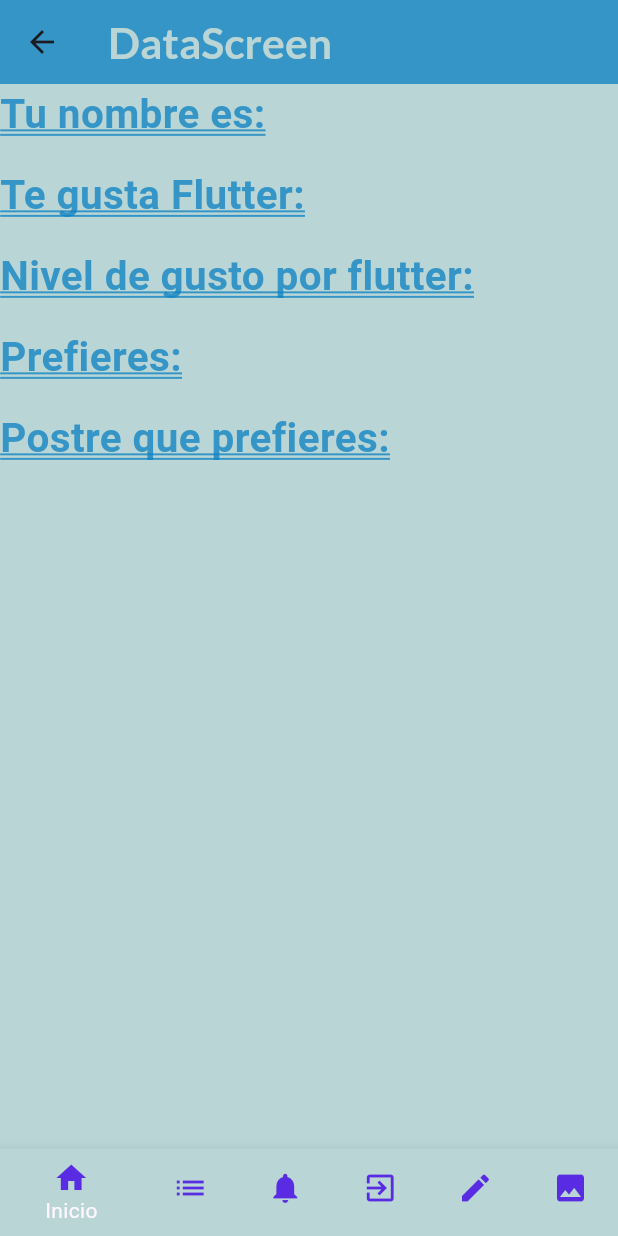
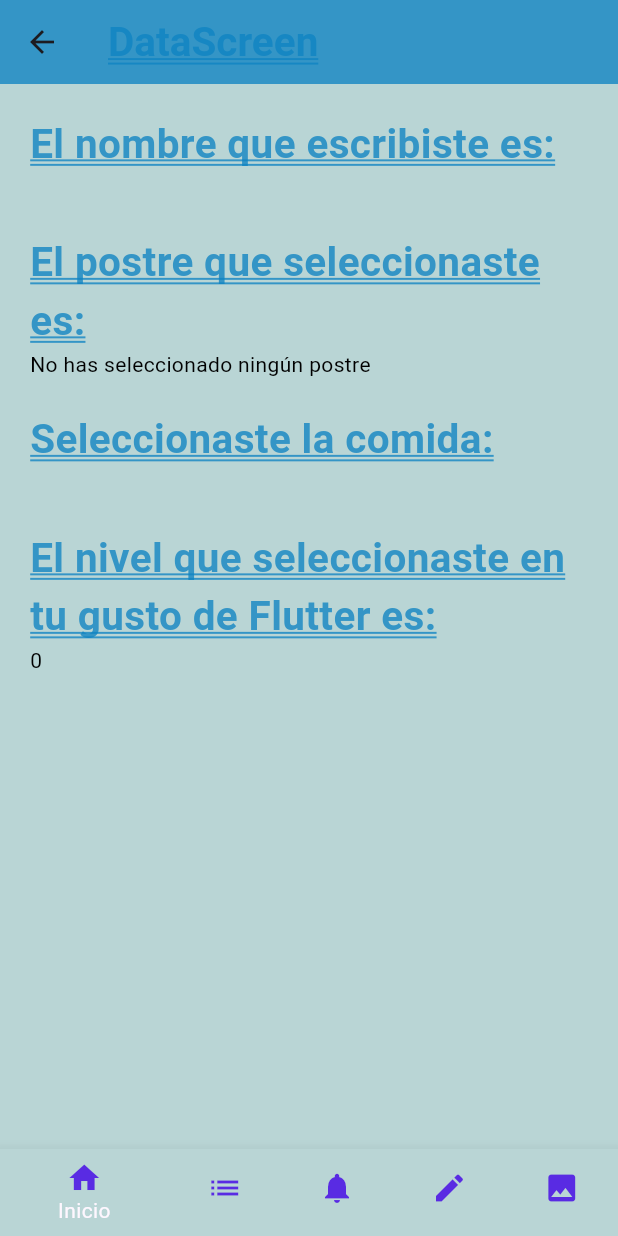
Before and after one commit to MarielBaezSanchez/componentes_flutter5a, a Flutter app: the DataScreen screen opened directly with empty values, on a phone screen of 412 x 824 dp. Run offline on Flutter 3.47's test engine with Material 3 defaults, Android fonts, the phone set to English and light mode, and no system bars; our stand-ins replace google_fonts; Roboto replaces fonts that are missing (Gabriela).

```diff
--- a/lib/screens/data_screen.dart
+++ b/lib/screens/data_screen.dart
@@ -1,19 +1,18 @@
 import 'package:flutter/material.dart';
 import 'package:practica3/models/data.dart';
+import 'package:practica3/screens/notification.dart';
+import 'package:practica3/theme/app_theme.dart';
 import 'package:practica3/screens/home_screen.dart';
-import 'package:practica3/screens/images_screen.dart';
 import 'package:practica3/screens/infinite_list.dart';
 import 'package:practica3/screens/inputs.dart';
-import 'package:practica3/screens/notification.dart';
-import 'package:practica3/theme/app_theme.dart';
+import 'package:practica3/screens/images_screen.dart';
 
 class DataScreen extends StatefulWidget {
   final Data datos;
-  const DataScreen({super.key, required this.datos});
+  const DataScreen({Key? key, required this.datos}) : super(key: key);
 
   @override
-  // ignore: library_private_types_in_public_api
-  _DataScreenState createState() => _DataScreenState();
+  State<DataScreen> createState() => _DataScreenState();
 }
 
 class _DataScreenState extends State<DataScreen> {
@@ -21,50 +20,74 @@ class _DataScreenState extends State<DataScreen> {
 
   @override
   Widget build(BuildContext context) {
+    String? respuesta;
+    if (widget.datos.pastel == true) {
+      respuesta = 'Te gusta el pastel';
+    } else if (widget.datos.helado == true) {
+      respuesta = 'Te gusta el helado';
+    } else if (widget.datos.chocoflan == true) {
+      respuesta = 'Te gusta el chocoflan';
+    } else {
+      respuesta = 'No has seleccionado ningún postre';
+    }
+
     return Scaffold(
       appBar: AppBar(
-        title: const Text('DataScreen'),
-      ),
-      body: Column(
-        crossAxisAlignment:
-            CrossAxisAlignment.start, // Alinie los widgets al inicio
-        children: [
-          Text(
-            "Tu nombre es: ",
+        title: Text(
+          'DataScreen',
           style: AppTheme.lightTheme.textTheme.headlineLarge,
         ),
-          const SizedBox(
-            height: 15,
+      ),
+      body: Padding(
+        padding: const EdgeInsets.all(20.0),
+        child: Column(
+          crossAxisAlignment: CrossAxisAlignment.start,
+          children: <Widget>[
+            Text(
+              'El nombre que escribiste es: ',
+              style: AppTheme.lightTheme.textTheme.headlineLarge,
+              textAlign: TextAlign.left,
             ),
             Text(
-            "Te gusta Flutter: ",
+              widget.datos.nombre ?? 'No proporcionado',
+              textAlign: TextAlign.left,
+              style: const TextStyle(color: AppTheme.secondaryColor),
+            ),
+            const SizedBox(height: 20),
+            Text(
+              'El postre que seleccionaste es: ',
               style: AppTheme.lightTheme.textTheme.headlineLarge,
-          ),
-          const SizedBox(
-            height: 15,
+              textAlign: TextAlign.left,
             ),
             Text(
-            "Nivel de gusto por flutter: ",
+              respuesta,
+              textAlign: TextAlign.left,
+              style: const TextStyle(color: AppTheme.secondaryColor),
+            ),
+            const SizedBox(height: 20),
+            Text(
+              'Seleccionaste la comida: ',
               style: AppTheme.lightTheme.textTheme.headlineLarge,
-          ),
-          const SizedBox(
-            height: 15,
+              textAlign: TextAlign.left,
             ),
             Text(
-            "Prefieres: ",
+              widget.datos.comida ?? 'No proporcionado',
+              textAlign: TextAlign.left,
+              style: const TextStyle(color: AppTheme.secondaryColor),
+            ),
+            const SizedBox(height: 20),
+            Text(
+              'El nivel que seleccionaste en tu gusto de Flutter es: ',
               style: AppTheme.lightTheme.textTheme.headlineLarge,
-          ),
-          const SizedBox(
-            height: 15,
+              textAlign: TextAlign.left,
             ),
             Text(
-            "Postre que prefieres: ",
-            style: AppTheme.lightTheme.textTheme.headlineLarge,
-          ),
-          const SizedBox(
-            height: 15,
+              widget.datos.califFlutter?.toString() ?? 'No proporcionado',
+              textAlign: TextAlign.left,
+              style: const TextStyle(color: AppTheme.secondaryColor),
             ),
           ],
+        ),
       ),
       bottomNavigationBar: BottomNavigationBar(
         currentIndex: selectedIndex,
@@ -85,16 +108,12 @@ class _DataScreenState extends State<DataScreen> {
             label: 'Notificaciones',
           ),
           BottomNavigationBarItem(
-            icon: Icon(Icons.exit_to_app, color: AppTheme.disableWidgetColor),
-            label: 'Salir',
-          ),
-          BottomNavigationBarItem(
             icon: Icon(Icons.edit, color: AppTheme.disableWidgetColor),
             label: 'Entradas',
           ),
           BottomNavigationBarItem(
             icon: Icon(Icons.image, color: AppTheme.disableWidgetColor),
-            label: 'Image',
+            label: 'Imágenes',
           ),
         ],
       ),
@@ -102,8 +121,7 @@ class _DataScreenState extends State<DataScreen> {
   }
 
   void openScreen(BuildContext context, int index) {
-    MaterialPageRoute ruta =
-        MaterialPageRoute(builder: (context) => const HomeScreen());
+    MaterialPageRoute ruta = MaterialPageRoute(builder: (context) => const HomeScreen());
     switch (index) {
       case 0:
         ruta = MaterialPageRoute(builder: (context) => const HomeScreen());
@@ -114,10 +132,10 @@ class _DataScreenState extends State<DataScreen> {
       case 2:
         ruta = MaterialPageRoute(builder: (context) => const Notifications());
         break;
-      case 4:
+      case 3:
         ruta = MaterialPageRoute(builder: (context) => const Inputs());
         break;
-      case 5:
+      case 4:
         ruta = MaterialPageRoute(builder: (context) => const ImagesScreen());
         break;
       default:
```
Also changed, not shown: lib/screens/inputs.dart (+69 -46 lines). Lines whose indentation alone changed are shown as unchanged.
